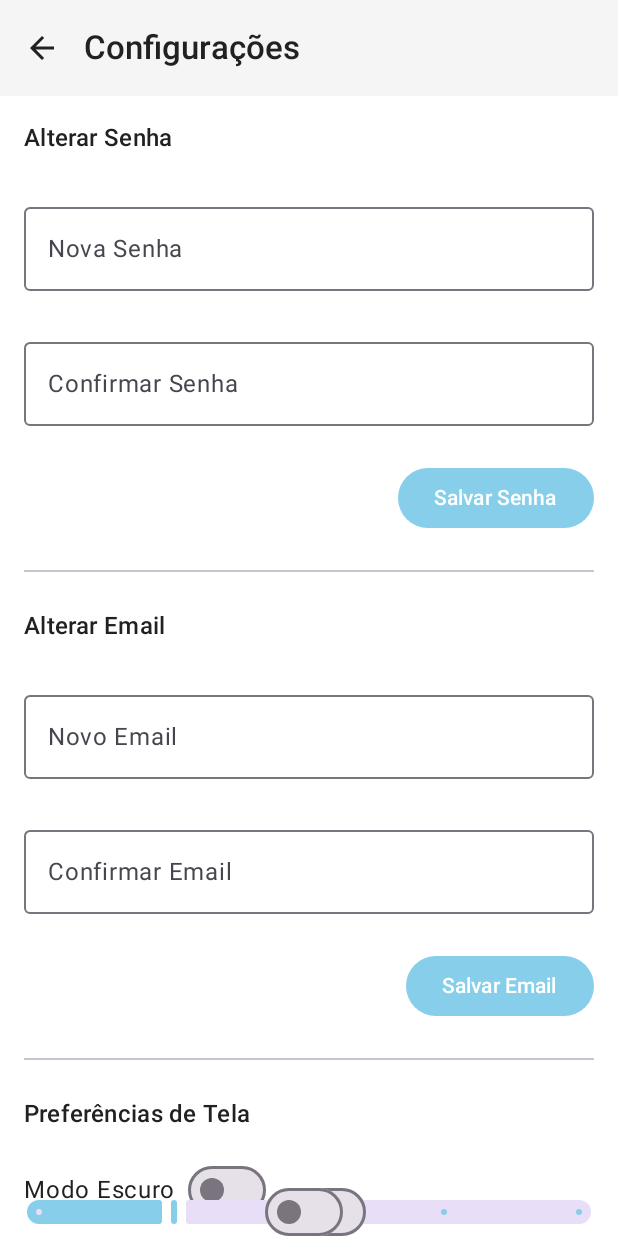
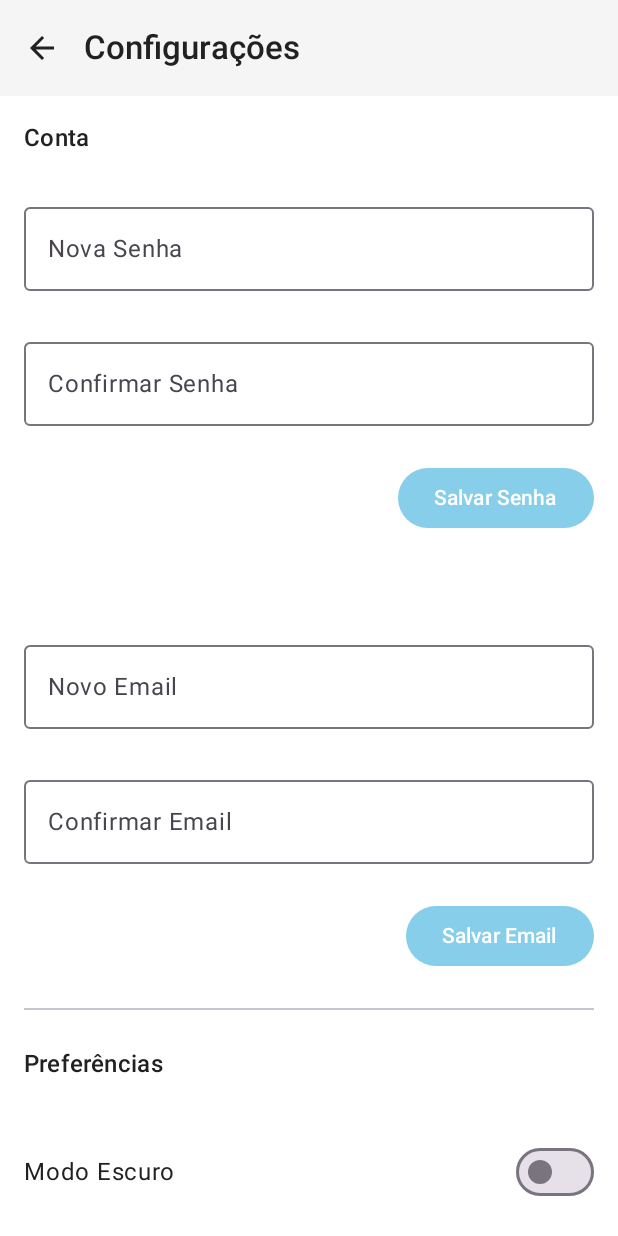
Before and after one commit to aanaca/includEd-app, an Android app built with Jetpack Compose: the SettingsScreen screen opened through its navigation route, on a phone screen of 412 x 824 dp. Run offline under Robolectric (Android 15) with nearby library versions, the phone set to English and light mode, and no system bars.

Commit message:
Update SettingsScreen.kt

```diff
--- a/app/src/main/java/com/example/included/screens/SettingsScreen.kt
+++ b/app/src/main/java/com/example/included/screens/SettingsScreen.kt
@@ -3,7 +3,7 @@
 import androidx.compose.foundation.layout.*
 import androidx.compose.foundation.text.KeyboardOptions
 import androidx.compose.material.icons.Icons
-import androidx.compose.material.icons.filled.ArrowBack
+import androidx.compose.material.icons.automirrored.filled.ArrowBack
 import androidx.compose.material3.*
 import androidx.compose.runtime.*
 import androidx.compose.ui.Alignment
@@ -11,47 +11,40 @@
 import androidx.compose.ui.text.input.KeyboardType
 import androidx.compose.ui.text.input.PasswordVisualTransformation
 import androidx.compose.ui.unit.dp
+import androidx.compose.runtime.saveable.rememberSaveable
+import androidx.compose.runtime.mutableFloatStateOf
+import androidx.compose.foundation.verticalScroll
+import androidx.compose.foundation.rememberScrollState
 
-/**
- * Tela de Configurações do perfil.
- *
- * Nesta tela o usuário poderá:
- * - Alterar a senha (com confirmação)
- * - Alterar o email (com confirmação)
- * - Escolher o modo de tela (escuro/claro) e ajustar o zoom da tela
- * - Configurar notificações (silenciar ou retirar)
- *
- * @param onBack Função chamada ao clicar no botão de voltar.
- * @param onShowMessage Função para exibir mensagens, por exemplo via Toast.
- */
+
 @OptIn(ExperimentalMaterial3Api::class)
 @Composable
 fun SettingsScreen(
     onBack: () -> Unit,
     onShowMessage: (String) -> Unit
 ) {
-    // Estados dos campos de senha e email.
-    var newPassword by remember { mutableStateOf("") }
-    var confirmPassword by remember { mutableStateOf("") }
-    var newEmail by remember { mutableStateOf("") }
-    var confirmEmail by remember { mutableStateOf("") }
+    // Campos de email e senha
+    var newPassword by rememberSaveable { mutableStateOf("") }
+    var confirmPassword by rememberSaveable { mutableStateOf("") }
+    var newEmail by rememberSaveable { mutableStateOf("") }
+    var confirmEmail by rememberSaveable { mutableStateOf("") }
 
-    // Estados de personalização da tela.
-    var isDarkMode by remember { mutableStateOf(false) }
-    var zoomLevel by remember { mutableStateOf(1f) }
+    // Preferências
+    var isDarkMode by rememberSaveable { mutableStateOf(false) }
+    var zoomLevel by remember { mutableFloatStateOf(1f) }
 
-    // Estados das notificações.
-    var notificationsMuted by remember { mutableStateOf(false) }
-    var notificationsTurnedOff by remember { mutableStateOf(false) }
+    // Notificações
+    var notificationsMuted by rememberSaveable { mutableStateOf(false) }
+    var notificationsTurnedOff by rememberSaveable { mutableStateOf(false) }
 
     Scaffold(
         topBar = {
             TopAppBar(
                 title = { Text("Configurações") },
                 navigationIcon = {
-                    IconButton(onClick = { onBack() }) {
+                    IconButton(onClick = onBack) {
                         Icon(
-                            imageVector = Icons.Default.ArrowBack,
+                            imageVector = Icons.AutoMirrored.Filled.ArrowBack,
                             contentDescription = "Voltar"
                         )
                     }
@@ -62,12 +55,15 @@
         Column(
             modifier = Modifier
                 .fillMaxSize()
+                .verticalScroll(rememberScrollState()) // ⬅️ ESSENCIAL!
                 .padding(paddingValues)
                 .padding(16.dp),
             verticalArrangement = Arrangement.spacedBy(24.dp)
-        ) {
-            // Seção de Alterar Senha
-            Text("Alterar Senha", style = MaterialTheme.typography.titleMedium)
+        )
+        {
+            // Seção: Conta
+            Text("Conta", style = MaterialTheme.typography.titleMedium)
+
             OutlinedTextField(
                 value = newPassword,
                 onValueChange = { newPassword = it },
@@ -76,6 +72,7 @@
                 keyboardOptions = KeyboardOptions(keyboardType = KeyboardType.Password),
                 visualTransformation = PasswordVisualTransformation()
             )
+
             OutlinedTextField(
                 value = confirmPassword,
                 onValueChange = { confirmPassword = it },
@@ -84,6 +81,7 @@
                 keyboardOptions = KeyboardOptions(keyboardType = KeyboardType.Password),
                 visualTransformation = PasswordVisualTransformation()
             )
+
             Button(
                 onClick = {
                     if (newPassword.isNotEmpty() && newPassword == confirmPassword) {
@@ -99,10 +97,8 @@
                 Text("Salvar Senha")
             }
 
-            Divider()
+            Spacer(modifier = Modifier.height(16.dp))
 
-            // Seção de Alterar Email
-            Text("Alterar Email", style = MaterialTheme.typography.titleMedium)
             OutlinedTextField(
                 value = newEmail,
                 onValueChange = { newEmail = it },
@@ -110,6 +106,7 @@
                 modifier = Modifier.fillMaxWidth(),
                 keyboardOptions = KeyboardOptions(keyboardType = KeyboardType.Email)
             )
+
             OutlinedTextField(
                 value = confirmEmail,
                 onValueChange = { confirmEmail = it },
@@ -117,6 +114,7 @@
                 modifier = Modifier.fillMaxWidth(),
                 keyboardOptions = KeyboardOptions(keyboardType = KeyboardType.Email)
             )
+
             Button(
                 onClick = {
                     if (newEmail.isNotEmpty() && newEmail == confirmEmail) {
@@ -134,21 +132,24 @@
 
             Divider()
 
-            // Seção de Preferências de Tela
-            Text("Preferências de Tela", style = MaterialTheme.typography.titleMedium)
-            Row(
-                verticalAlignment = Alignment.CenterVertically,
-                modifier = Modifier.fillMaxWidth()
-            ) {
-                Text("Modo Escuro")
-                Spacer(modifier = Modifier.width(8.dp))
-                Switch(
+            // Seção: Preferências
+            Text("Preferências", style = MaterialTheme.typography.titleMedium)
+
+            SettingsSwitch(
+                text = "Modo Escuro",
                 checked = isDarkMode,
                 onCheckedChange = { isDarkMode = it }
             )
-            }
-            Spacer(modifier = Modifier.height(8.dp))
-            Text("Zoom na Tela: ${"%.1f".format(zoomLevel)}")
+
+            Column(
+                modifier = Modifier
+                    .fillMaxWidth()
+                    .padding(vertical = 8.dp) // espaçamento acima e abaixo do bloco
+            ) {
+                Text(
+                    text = "Zoom na Tela: ${"%.1f".format(zoomLevel)}",
+                    modifier = Modifier.padding(bottom = 4.dp) // espaço entre texto e slider
+                )
                 Slider(
                     value = zoomLevel,
                     onValueChange = { zoomLevel = it },
@@ -156,33 +157,48 @@
                     steps = 3,
                     modifier = Modifier.fillMaxWidth()
                 )
+            }
 
             Divider()
 
-            // Seção de Configurações das Notificações
+            // Seção: Notificações
             Text("Notificações", style = MaterialTheme.typography.titleMedium)
-            Row(
-                verticalAlignment = Alignment.CenterVertically,
-                modifier = Modifier.fillMaxWidth()
-            ) {
-                Text("Silenciar Notificações")
-                Spacer(modifier = Modifier.width(8.dp))
-                Switch(
+
+            SettingsSwitch(
+                text = "Silenciar Notificações",
                 checked = notificationsMuted,
                 onCheckedChange = { notificationsMuted = it }
             )
-            }
-            Row(
-                verticalAlignment = Alignment.CenterVertically,
-                modifier = Modifier.fillMaxWidth()
-            ) {
-                Text("Retirar Notificações")
-                Spacer(modifier = Modifier.width(8.dp))
-                Switch(
+
+            SettingsSwitch(
+                text = "Desativar Notificações",
                 checked = notificationsTurnedOff,
                 onCheckedChange = { notificationsTurnedOff = it }
             )
         }
     }
 }
+
+@Composable
+fun SettingsSwitch(
+    text: String,
+    checked: Boolean,
+    onCheckedChange: (Boolean) -> Unit
+) {
+    Row(
+        modifier = Modifier
+            .fillMaxWidth()
+            .padding(vertical = 12.dp),
+        verticalAlignment = Alignment.CenterVertically
+    ) {
+        Text(
+            text = text,
+            style = MaterialTheme.typography.bodyLarge,
+            modifier = Modifier.weight(1f)
+        )
+        Switch(
+            checked = checked,
+            onCheckedChange = onCheckedChange
+        )
     }
+}
```
Lines whose indentation alone changed are shown as unchanged.
